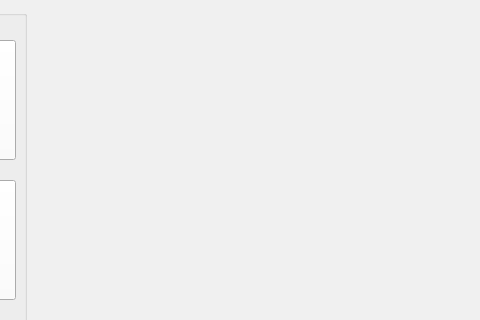
pureartisan/mqtt-alarm-panel-ui, file src/mainwindow.ui: the form before one commit; both pictures show x 544 to 1024 and y 0 to 320 of the 1024 by 600 pixel window.
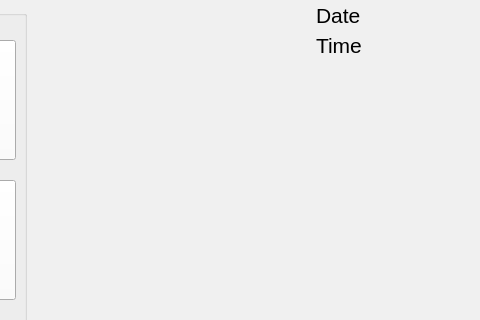
The form after the commit.

```diff
--- a/src/mainwindow.ui
+++ b/src/mainwindow.ui
@@ -13,6 +13,12 @@
     <height>600</height>
    </rect>
   </property>
+  <property name="minimumSize">
+   <size>
+    <width>1024</width>
+    <height>600</height>
+   </size>
+  </property>
   <property name="palette">
    <palette>
     <active>
@@ -535,6 +541,42 @@
      </property>
     </widget>
    </widget>
+   <widget class="QLabel" name="lbl_current_date">
+    <property name="geometry">
+     <rect>
+      <x>860</x>
+      <y>0</y>
+      <width>150</width>
+      <height>31</height>
+     </rect>
+    </property>
+    <property name="font">
+     <font>
+      <pointsize>16</pointsize>
+     </font>
+    </property>
+    <property name="text">
+     <string>Date</string>
+    </property>
+   </widget>
+   <widget class="QLabel" name="lbl_current_time">
+    <property name="geometry">
+     <rect>
+      <x>860</x>
+      <y>30</y>
+      <width>150</width>
+      <height>31</height>
+     </rect>
+    </property>
+    <property name="font">
+     <font>
+      <pointsize>16</pointsize>
+     </font>
+    </property>
+    <property name="text">
+     <string>Time</string>
+    </property>
+   </widget>
   </widget>
  </widget>
  <resources/>
```
